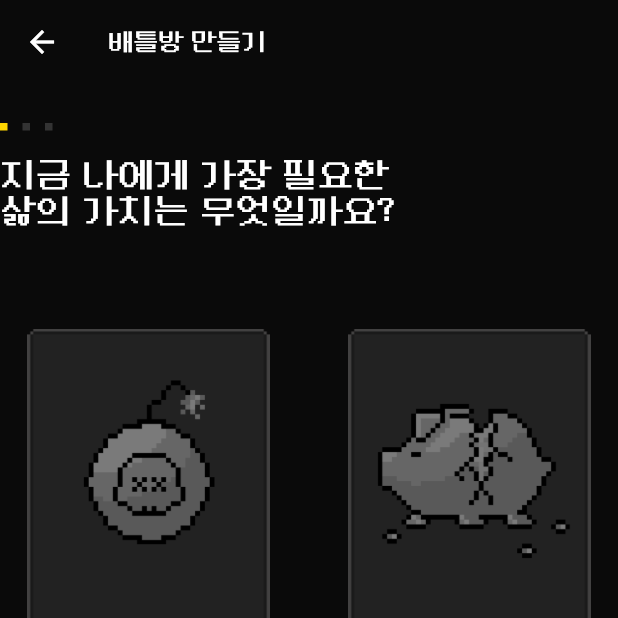
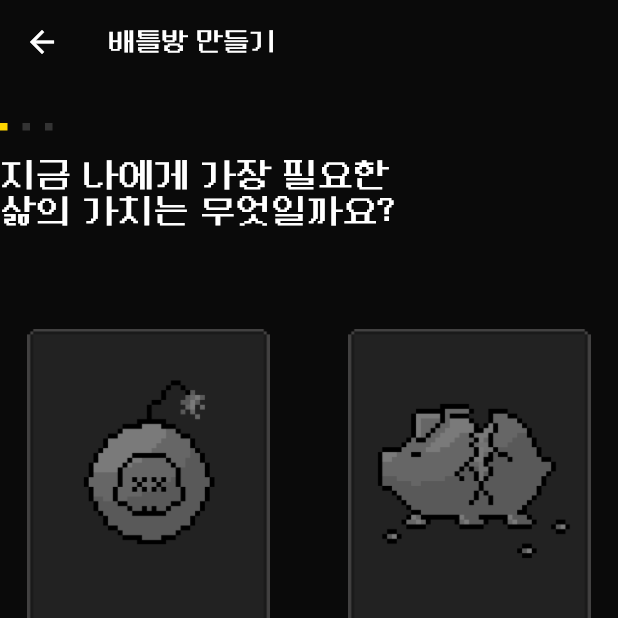
Before and after one commit to Poorlex/FE_poorlex, a Flutter app: the Expanding screen opened directly, on a phone screen of 412 x 824 dp, the top half of it. Run offline on Flutter 3.47's test engine with Material 3 defaults, Android fonts, the phone set to English and light mode, and no system bars; our stand-ins replace carousel_slider, flutter_dotenv, flutter_svg, freezed_annotation, get, hive and 4 more; missing offline and left inert: webview_flutter_android, webview_flutter_wkwebview; accounts and stored records are empty; network calls fail.

Commit message:
fix: 테마 폰트 라인 하이트 수정

```diff
--- a/lib/libs/theme.dart
+++ b/lib/libs/theme.dart
@@ -117,8 +117,8 @@ class CTextStyles {
     height,
   }) =>
       TextStyle(
-        fontSize: 17,
-        height: height ?? 1.0,
+        fontSize: 18,
+        height: height ?? 1.6,
         letterSpacing: -0.25,
         color: color ?? defaultColor,
         fontFamily: fontFamily,
```
